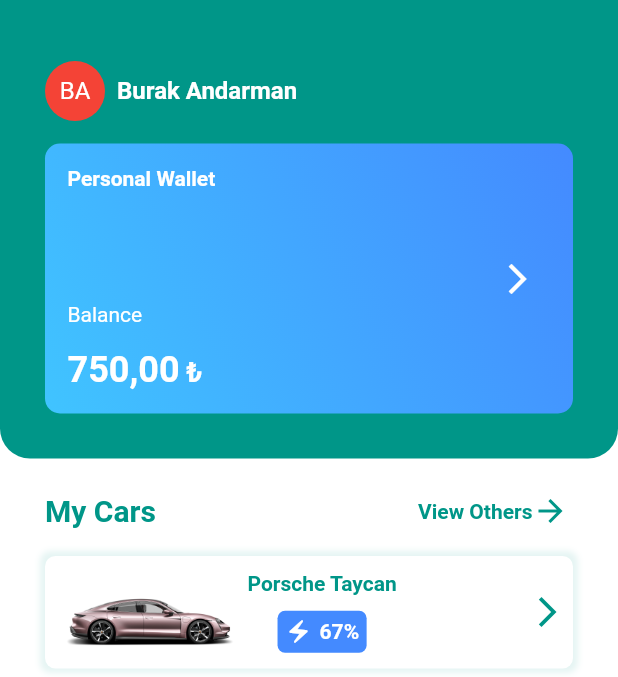
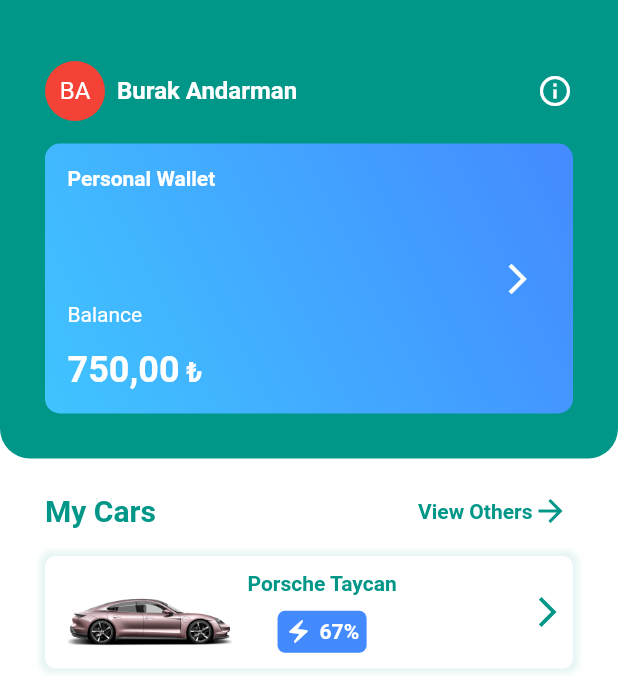
Before and after one commit to BurakAndarman/smart-charge-station-app, a Flutter app: the screen it shows after launch, on a phone screen of 412 x 824 dp, the part 59-736 px from its top. Run offline on Flutter 3.47's test engine with Material 2 defaults, Android fonts, the phone set to English and light mode, and no system bars.

Commit message:
Info Icon added to main screen

```diff
--- a/lib/screens/mainpage/partials/user_balance.dart
+++ b/lib/screens/mainpage/partials/user_balance.dart
@@ -17,8 +17,10 @@ class UserBalance extends StatelessWidget {
       child: Column(
         children: [
           Row(
-            mainAxisAlignment: MainAxisAlignment.start,
+            mainAxisAlignment: MainAxisAlignment.spaceBetween,
             crossAxisAlignment: CrossAxisAlignment.center,
+            children: [
+              Row(
                 children: const [
                   Padding(
                     padding: EdgeInsets.only(right: 8),
@@ -36,6 +38,12 @@ class UserBalance extends StatelessWidget {
                         color: Colors.white,
                         fontWeight: FontWeight.bold,
                         fontSize: 16),
+                  )
+                ],
+              ),
+              const Icon(
+                Icons.info_outline,
+                color: Colors.white,
               )
             ],
           ),
```
Lines whose indentation alone changed are shown as unchanged.
